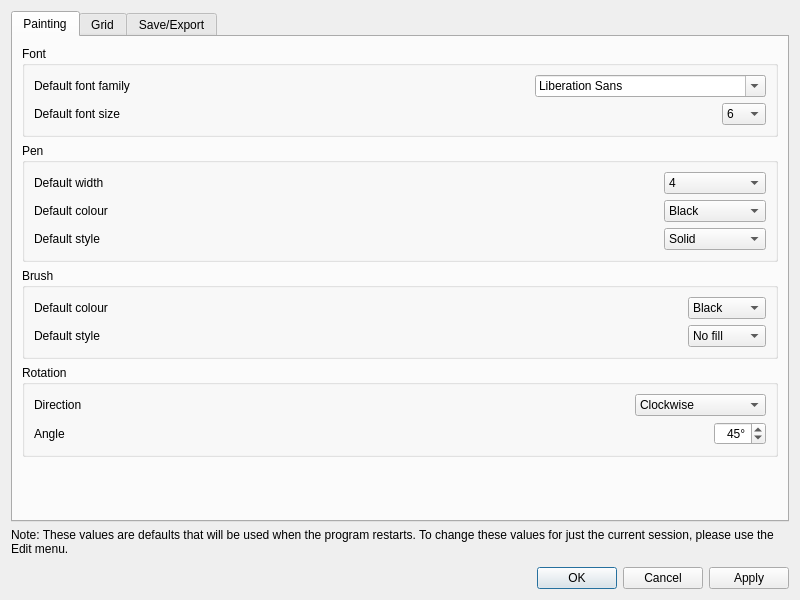
Qt form src/gui/ycircuit_optionsWindow.ui (mclaughlinconnor/ycircuit) before a commit.
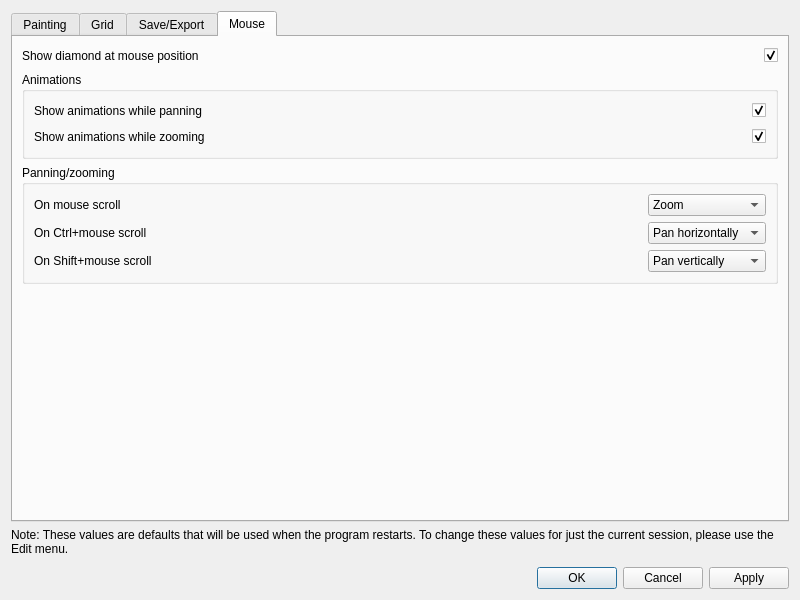
The same form after that commit. The open tabs and pages were chosen to show the change.

Commit message: Added options related to mouse-based navigation

```diff
--- a/src/gui/ycircuit_optionsWindow.ui
+++ b/src/gui/ycircuit_optionsWindow.ui
@@ -25,7 +25,7 @@
   <property name="windowTitle">
    <string>Options</string>
   </property>
-  <layout class="QVBoxLayout" name="verticalLayout_11">
+  <layout class="QVBoxLayout" name="verticalLayout_14">
    <item>
     <widget class="QTabWidget" name="tabWidget">
      <property name="currentIndex">
@@ -1615,6 +1615,290 @@
        </item>
       </layout>
      </widget>
+     <widget class="QWidget" name="tab_mouse">
+      <attribute name="title">
+       <string>Mouse</string>
+      </attribute>
+      <layout class="QVBoxLayout" name="verticalLayout_11">
+       <item>
+        <layout class="QHBoxLayout" name="horizontalLayout_21">
+         <item>
+          <widget class="QLabel" name="label_29">
+           <property name="text">
+            <string>Show diamond at mouse position</string>
+           </property>
+          </widget>
+         </item>
+         <item>
+          <spacer name="horizontalSpacer_29">
+           <property name="orientation">
+            <enum>Qt::Horizontal</enum>
+           </property>
+           <property name="sizeHint" stdset="0">
+            <size>
+             <width>40</width>
+             <height>20</height>
+            </size>
+           </property>
+          </spacer>
+         </item>
+         <item>
+          <widget class="QCheckBox" name="checkBox_showMouseRect">
+           <property name="layoutDirection">
+            <enum>Qt::RightToLeft</enum>
+           </property>
+           <property name="text">
+            <string/>
+           </property>
+           <property name="checked">
+            <bool>true</bool>
+           </property>
+          </widget>
+         </item>
+        </layout>
+       </item>
+       <item>
+        <widget class="QGroupBox" name="groupBox_11">
+         <property name="title">
+          <string>Animations</string>
+         </property>
+         <layout class="QVBoxLayout" name="verticalLayout_12">
+          <item>
+           <layout class="QHBoxLayout" name="horizontalLayout_22">
+            <item>
+             <widget class="QLabel" name="label_30">
+              <property name="text">
+               <string>Show animations while panning</string>
+              </property>
+             </widget>
+            </item>
+            <item>
+             <spacer name="horizontalSpacer_30">
+              <property name="orientation">
+               <enum>Qt::Horizontal</enum>
+              </property>
+              <property name="sizeHint" stdset="0">
+               <size>
+                <width>40</width>
+                <height>20</height>
+               </size>
+              </property>
+             </spacer>
+            </item>
+            <item>
+             <widget class="QCheckBox" name="checkBox_showAnimationPan">
+              <property name="layoutDirection">
+               <enum>Qt::RightToLeft</enum>
+              </property>
+              <property name="text">
+               <string/>
+              </property>
+              <property name="checked">
+               <bool>true</bool>
+              </property>
+             </widget>
+            </item>
+           </layout>
+          </item>
+          <item>
+           <layout class="QHBoxLayout" name="horizontalLayout_23">
+            <item>
+             <widget class="QLabel" name="label_31">
+              <property name="text">
+               <string>Show animations while zooming</string>
+              </property>
+             </widget>
+            </item>
+            <item>
+             <spacer name="horizontalSpacer_31">
+              <property name="orientation">
+               <enum>Qt::Horizontal</enum>
+              </property>
+              <property name="sizeHint" stdset="0">
+               <size>
+                <width>40</width>
+                <height>20</height>
+               </size>
+              </property>
+             </spacer>
+            </item>
+            <item>
+             <widget class="QCheckBox" name="checkBox_showAnimationZoom">
+              <property name="layoutDirection">
+               <enum>Qt::RightToLeft</enum>
+              </property>
+              <property name="text">
+               <string/>
+              </property>
+              <property name="checked">
+               <bool>true</bool>
+              </property>
+             </widget>
+            </item>
+           </layout>
+          </item>
+         </layout>
+        </widget>
+       </item>
+       <item>
+        <widget class="QGroupBox" name="groupBox_12">
+         <property name="title">
+          <string>Panning/zooming</string>
+         </property>
+         <layout class="QVBoxLayout" name="verticalLayout_13">
+          <item>
+           <layout class="QHBoxLayout" name="horizontalLayout_24">
+            <item>
+             <widget class="QLabel" name="label_32">
+              <property name="text">
+               <string>On mouse scroll</string>
+              </property>
+             </widget>
+            </item>
+            <item>
+             <spacer name="horizontalSpacer_32">
+              <property name="orientation">
+               <enum>Qt::Horizontal</enum>
+              </property>
+              <property name="sizeHint" stdset="0">
+               <size>
+                <width>40</width>
+                <height>20</height>
+               </size>
+              </property>
+             </spacer>
+            </item>
+            <item>
+             <widget class="QComboBox" name="comboBox_scrollModifierNone">
+              <item>
+               <property name="text">
+                <string>Zoom</string>
+               </property>
+              </item>
+              <item>
+               <property name="text">
+                <string>Pan horizontally</string>
+               </property>
+              </item>
+              <item>
+               <property name="text">
+                <string>Pan vertically</string>
+               </property>
+              </item>
+             </widget>
+            </item>
+           </layout>
+          </item>
+          <item>
+           <layout class="QHBoxLayout" name="horizontalLayout_25">
+            <item>
+             <widget class="QLabel" name="label_33">
+              <property name="text">
+               <string>On Ctrl+mouse scroll</string>
+              </property>
+             </widget>
+            </item>
+            <item>
+             <spacer name="horizontalSpacer_33">
+              <property name="orientation">
+               <enum>Qt::Horizontal</enum>
+              </property>
+              <property name="sizeHint" stdset="0">
+               <size>
+                <width>40</width>
+                <height>20</height>
+               </size>
+              </property>
+             </spacer>
+            </item>
+            <item>
+             <widget class="QComboBox" name="comboBox_scrollModifierCtrl">
+              <property name="currentIndex">
+               <number>1</number>
+              </property>
+              <item>
+               <property name="text">
+                <string>Zoom</string>
+               </property>
+              </item>
+              <item>
+               <property name="text">
+                <string>Pan horizontally</string>
+               </property>
+              </item>
+              <item>
+               <property name="text">
+                <string>Pan vertically</string>
+               </property>
+              </item>
+             </widget>
+            </item>
+           </layout>
+          </item>
+          <item>
+           <layout class="QHBoxLayout" name="horizontalLayout_26">
+            <item>
+             <widget class="QLabel" name="label_34">
+              <property name="text">
+               <string>On Shift+mouse scroll</string>
+              </property>
+             </widget>
+            </item>
+            <item>
+             <spacer name="horizontalSpacer_34">
+              <property name="orientation">
+               <enum>Qt::Horizontal</enum>
+              </property>
+              <property name="sizeHint" stdset="0">
+               <size>
+                <width>40</width>
+                <height>20</height>
+               </size>
+              </property>
+             </spacer>
+            </item>
+            <item>
+             <widget class="QComboBox" name="comboBox_scrollModifierShift">
+              <property name="currentIndex">
+               <number>2</number>
+              </property>
+              <item>
+               <property name="text">
+                <string>Zoom</string>
+               </property>
+              </item>
+              <item>
+               <property name="text">
+                <string>Pan horizontally</string>
+               </property>
+              </item>
+              <item>
+               <property name="text">
+                <string>Pan vertically</string>
+               </property>
+              </item>
+             </widget>
+            </item>
+           </layout>
+          </item>
+         </layout>
+        </widget>
+       </item>
+       <item>
+        <spacer name="verticalSpacer_5">
+         <property name="orientation">
+          <enum>Qt::Vertical</enum>
+         </property>
+         <property name="sizeHint" stdset="0">
+          <size>
+           <width>20</width>
+           <height>223</height>
+          </size>
+         </property>
+        </spacer>
+       </item>
+      </layout>
+     </widget>
     </widget>
    </item>
    <item>
```
Left out of the diff: 2 changed lines with no effect on the pictures. The commit also changes 3 other files.
